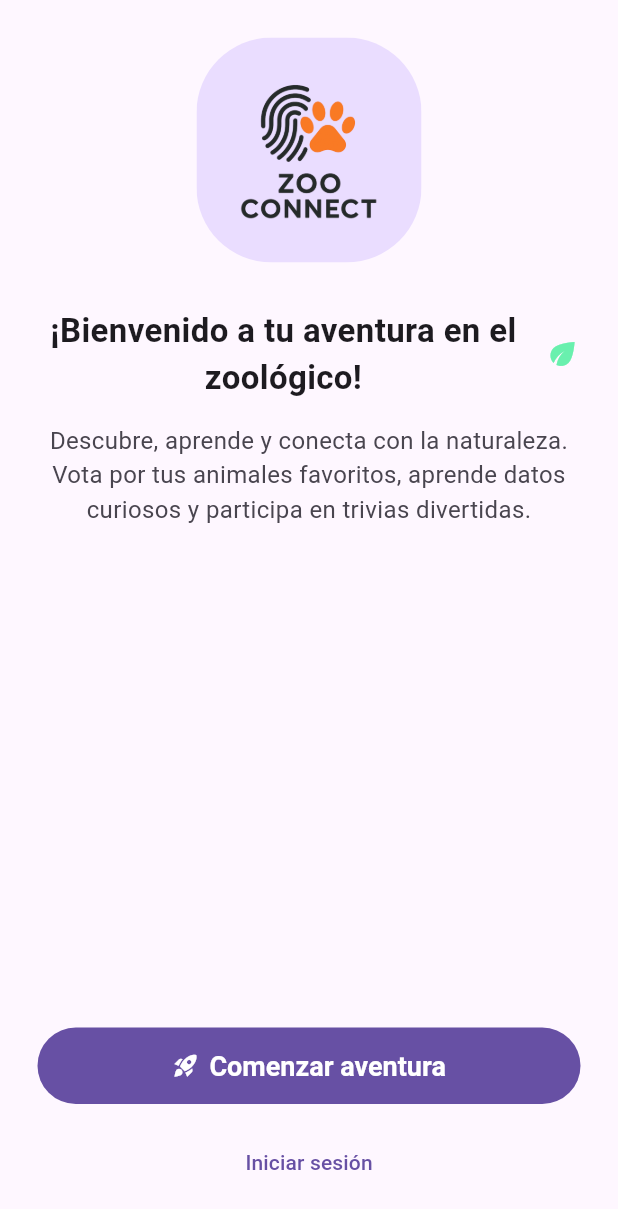
After one commit to JesusRodrigoV/zoo_connect_app, a Flutter app: the screen it shows after launch, after a tap on the "abc" icon, on a phone screen of 412 x 824 dp. The commit adds this screen. Shown: the top 1209 px of the screen. Run offline on Flutter 3.47's test engine with Material 3 defaults, Android fonts, the light colour scheme and no system bars; our stand-ins replace audioplayers, flutter_dotenv, flutter_riverpod, freezed_annotation, html_unescape, loading_animation_widget; missing offline and left inert: flutter_survey.

Commit message:
Cambios pagina de bienvenida

```diff
--- a/lib/main.dart
+++ b/lib/main.dart
@@ -1,5 +1,6 @@
 import 'package:zoo_connect_app/providers/settings/theme_provider.dart';
 import 'package:flutter_dotenv/flutter_dotenv.dart';
+import 'package:zoo_connect_app/screens/auth/bienvenida.dart';
 import 'package:zoo_connect_app/screens/auth/login.dart';
 import 'package:zoo_connect_app/screens/auth/signup.dart';
 import 'package:flutter_riverpod/flutter_riverpod.dart';
@@ -28,6 +29,7 @@ class MainApp extends ConsumerWidget {
       routes: {
         '/login': (context) => const LoginScreen(),
         '/signup': (context) => const SignupScreen(),
+        '/bienvenida': (context) => const BienvenidaScreen(),
       },
     );
   }
--- /dev/null
+++ b/lib/screens/auth/bienvenida.dart
@@ -0,0 +1,81 @@
+import 'package:flutter/material.dart';
+
+class BienvenidaScreen extends StatelessWidget {
+  const BienvenidaScreen({super.key});
+
+  @override
+  Widget build(BuildContext context) {
+    final colors = Theme.of(context).colorScheme;
+
+    return Scaffold(
+      body: SafeArea(
+        child: Padding(
+          padding: const EdgeInsets.all(25.0),
+          child: Column(
+            crossAxisAlignment: CrossAxisAlignment.center,
+            mainAxisAlignment: MainAxisAlignment.center,
+            children: [
+              ClipRRect(
+                borderRadius: BorderRadius.circular(50),
+                child: Container(
+                  color: colors.primaryContainer,
+                  height: 150,
+                  width: 150,
+                  child: Image.asset('assets/logos/logo-claro.png'),
+                ),
+              ),
+              const SizedBox(height: 30),
+              Row(
+                children: [
+                  Expanded(
+                    child: Text(
+                      "¡Bienvenido a tu aventura en el zoológico!",
+                      textAlign: TextAlign.center,
+                      style: TextStyle(
+                        fontSize: 22,
+                        fontWeight: FontWeight.bold,
+                        color: colors.onSurface,
+                      ),
+                    ),
+                  ),
+                  SizedBox(width: 10),
+                  Icon(Icons.eco, color: Colors.greenAccent),
+                ],
+              ),
+              const SizedBox(height: 15),
+              Text(
+                "Descubre, aprende y conecta con la naturaleza. Vota por tus animales favoritos, aprende datos curiosos y participa en trivias divertidas.",
+                textAlign: TextAlign.center,
+                style: TextStyle(fontSize: 16, color: colors.onSurfaceVariant),
+              ),
+              const Spacer(),
+              SizedBox(
+                width: double.infinity,
+                child: FilledButton.icon(
+                  onPressed: () => Navigator.pushNamed(context, '/signup'),
+                  icon: const Icon(Icons.rocket_launch),
+                  label: const Text("Comenzar aventura"),
+                  style: FilledButton.styleFrom(
+                    padding: const EdgeInsets.symmetric(vertical: 15),
+                    textStyle: const TextStyle(
+                      fontSize: 18,
+                      fontWeight: FontWeight.bold,
+                    ),
+                  ),
+                ),
+              ),
+              const SizedBox(height: 15),
+              SizedBox(
+                width: double.infinity,
+                child: TextButton(
+                  onPressed: () => Navigator.pushNamed(context, '/login'),
+                  child: const Text('Iniciar sesión'),
+                ),
+              ),
+            ],
+          ),
+        ),
+      ),
+    );
+  }
+}
--- a/lib/screens/auth/login.dart
+++ b/lib/screens/auth/login.dart
@@ -52,9 +52,7 @@ class _LoginScreenState extends State<LoginScreen> {
     return Scaffold(
       appBar: AppBar(
         leading: IconButton(
-          onPressed: () => {
-            //Navigator.pop(context)
-          },
+          onPressed: () => {Navigator.pop(context)},
           icon: Icon(Icons.arrow_back),
         ),
         title: Text('ZooConnect'),
--- a/lib/screens/home/home_page.dart
+++ b/lib/screens/home/home_page.dart
@@ -13,6 +13,10 @@ class HomePage extends StatelessWidget {
         title: Text("ZooConnet"),
         centerTitle: true,
         actions: [
+          IconButton(
+            onPressed: () => Navigator.pushNamed(context, '/bienvenida'),
+            icon: Icon(Icons.abc),
+          ),
           IconButton.filledTonal(onPressed: () {}, icon: Icon(Icons.person)),
         ],
       ),
```
